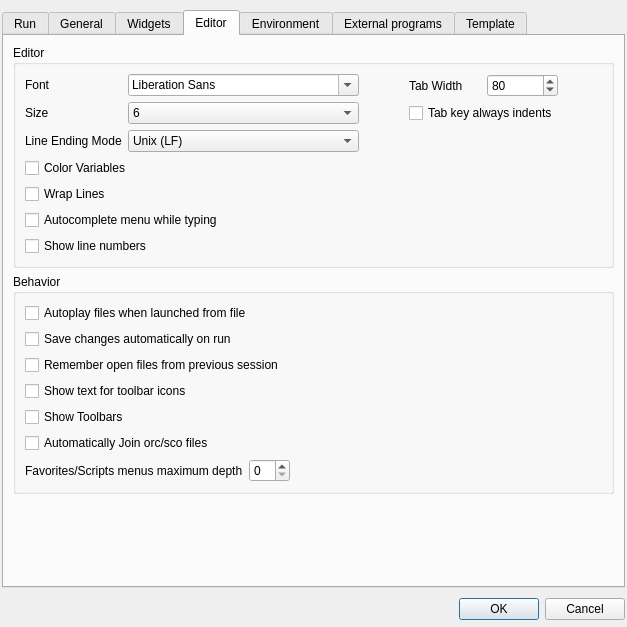
Before: the Qt Designer form src/configdialog.ui in CsoundQt/CsoundQt, drawn with Qt 5.
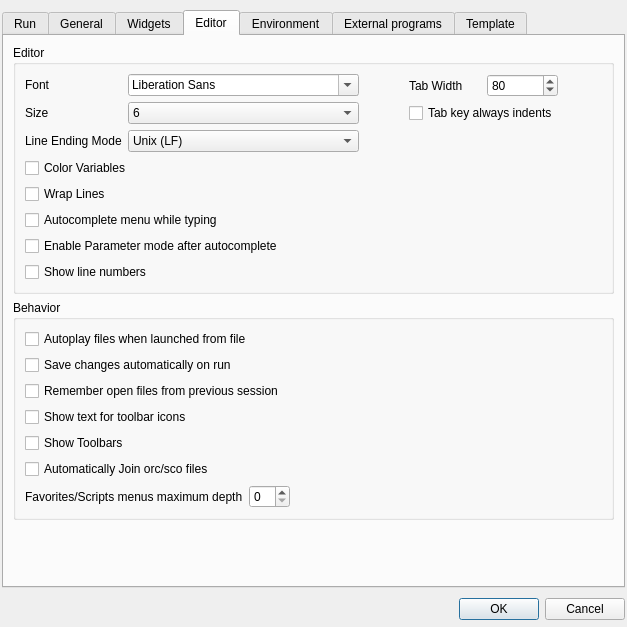
After: the same form once the commit is applied.

Commit message: Added option to choose whether parameter mode is entered automatically on autocomplete

```diff
--- a/src/configdialog.ui
+++ b/src/configdialog.ui
@@ -1176,6 +1176,13 @@
               </property>
              </widget>
             </item>
+            <item>
+             <widget class="QCheckBox" name="autoParameterModeCheckBox">
+              <property name="text">
+               <string>Enable Parameter mode after autocomplete</string>
+              </property>
+             </widget>
+            </item>
             <item>
              <widget class="QCheckBox" name="lineNumbersCheckBox">
               <property name="text">
```
The commit also changes 7 other files.
